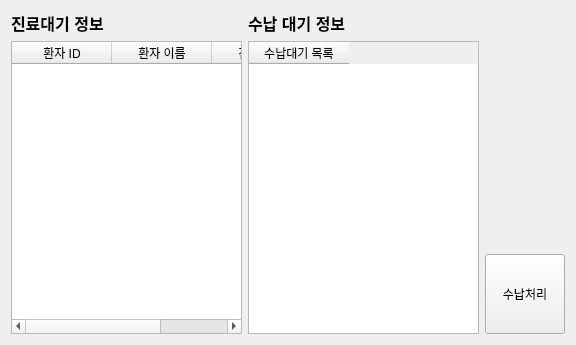
This is pms/PaientManagementSW/patientstatusmanager.ui in KimYooseon/Final_PJ as Qt 5 draws it before an edit. The edited form follows.
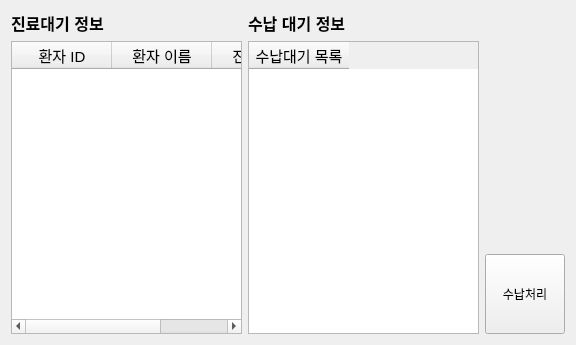
This is the edited form.

The edit to the form file:
```diff
--- a/pms/PaientManagementSW/patientstatusmanager.ui
+++ b/pms/PaientManagementSW/patientstatusmanager.ui
@@ -41,10 +41,23 @@
              <verstretch>0</verstretch>
             </sizepolicy>
            </property>
+           <property name="font">
+            <font>
+             <pointsize>11</pointsize>
+            </font>
+           </property>
+           <property name="alternatingRowColors">
+            <bool>false</bool>
+           </property>
            <column>
             <property name="text">
              <string>환자 ID</string>
             </property>
+            <property name="font">
+             <font>
+              <pointsize>11</pointsize>
+             </font>
+            </property>
            </column>
            <column>
             <property name="text">
@@ -52,7 +65,7 @@
             </property>
             <property name="font">
              <font>
-              <pointsize>9</pointsize>
+              <pointsize>11</pointsize>
              </font>
             </property>
            </column>
@@ -60,6 +73,11 @@
             <property name="text">
              <string>진료 현황</string>
             </property>
+            <property name="font">
+             <font>
+              <pointsize>11</pointsize>
+             </font>
+            </property>
            </column>
           </widget>
          </item>
@@ -95,13 +113,21 @@
              <verstretch>0</verstretch>
             </sizepolicy>
            </property>
+           <property name="font">
+            <font>
+             <pointsize>11</pointsize>
+            </font>
+           </property>
+           <property name="alternatingRowColors">
+            <bool>false</bool>
+           </property>
            <column>
             <property name="text">
              <string>수납대기 목록</string>
             </property>
             <property name="font">
              <font>
-              <pointsize>9</pointsize>
+              <pointsize>11</pointsize>
              </font>
             </property>
            </column>
```
